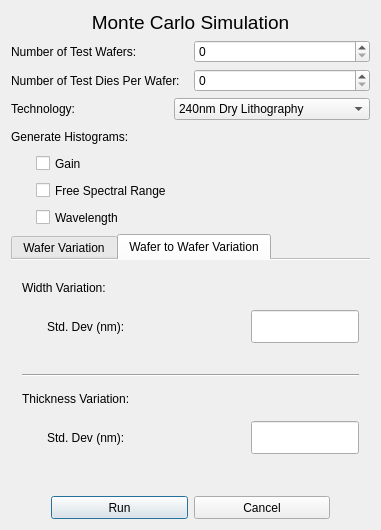
Old version of the form klayout_dot_config/python/SiEPIC/files/monte_carlo_gui.ui in the repository SiEPIC/SiEPIC-Tools.
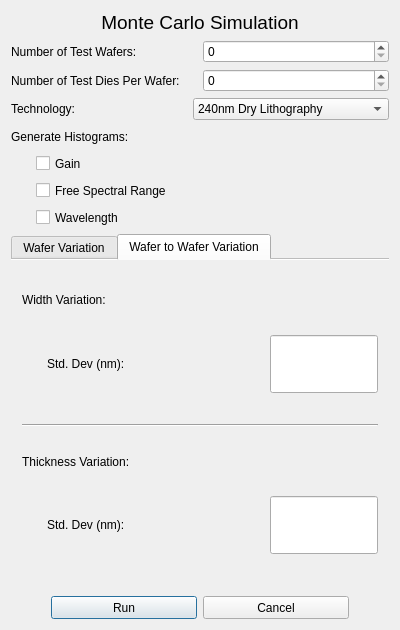
New version of the form.

```diff
--- a/klayout_dot_config/python/SiEPIC/files/monte_carlo_gui.ui
+++ b/klayout_dot_config/python/SiEPIC/files/monte_carlo_gui.ui
@@ -6,8 +6,8 @@
    <rect>
     <x>0</x>
     <y>0</y>
-    <width>381</width>
-    <height>530</height>
+    <width>400</width>
+    <height>630</height>
    </rect>
   </property>
   <property name="sizePolicy">
```
Left out of the diff: 2 changed lines with no effect on the pictures.
